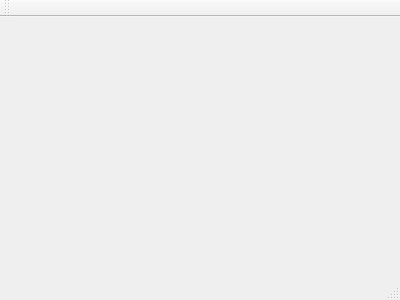
This is mainwindow.ui in jodynek/QPicView as Qt 5 draws it before an edit. The edited form follows.
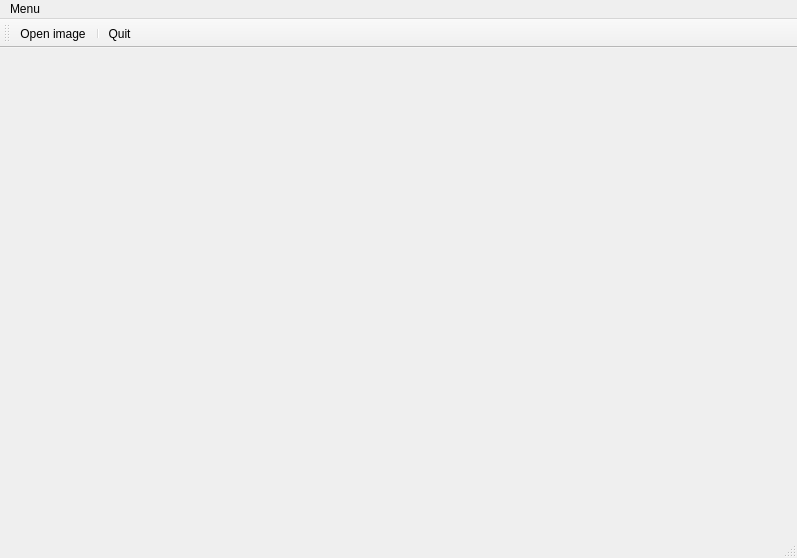
This is the edited form.

Diff of the .ui file:
```diff
--- a/mainwindow.ui
+++ b/mainwindow.ui
@@ -1,24 +1,82 @@
 <ui version="4.0">
  <class>MainWindow</class>
- <widget class="QMainWindow" name="MainWindow" >
-  <property name="geometry" >
+ <widget class="QMainWindow" name="MainWindow">
+  <property name="geometry">
    <rect>
     <x>0</x>
     <y>0</y>
-    <width>400</width>
-    <height>300</height>
+    <width>797</width>
+    <height>558</height>
    </rect>
   </property>
   <property name="windowTitle" >
    <string>MainWindow</string>
   </property>
-  <widget class="QMenuBar" name="menuBar" />
-  <widget class="QToolBar" name="mainToolBar" />
-  <widget class="QWidget" name="centralWidget" />
-  <widget class="QStatusBar" name="statusBar" />
+  <property name="layoutDirection">
+   <enum>Qt::LeftToRight</enum>
+  </property>
+  <widget class="QWidget" name="centralWidget">
+   <widget class="QWidget" name="gridLayoutWidget">
+    <property name="geometry">
+     <rect>
+      <x>9</x>
+      <y>9</y>
+      <width>781</width>
+      <height>461</height>
+     </rect>
+    </property>
+    <layout class="QGridLayout" name="gridLayout"/>
+   </widget>
+  </widget>
+  <widget class="QMenuBar" name="menuBar">
+   <property name="geometry">
+    <rect>
+     <x>0</x>
+     <y>0</y>
+     <width>797</width>
+     <height>25</height>
+    </rect>
+   </property>
+   <widget class="QMenu" name="menuMenu">
+    <property name="title">
+     <string>Menu</string>
+    </property>
+    <addaction name="actionOpen_image"/>
+    <addaction name="separator"/>
+    <addaction name="actionQuit"/>
+   </widget>
+   <addaction name="menuMenu"/>
+  </widget>
+  <widget class="QToolBar" name="mainToolBar">
+   <attribute name="toolBarArea">
+    <enum>TopToolBarArea</enum>
+   </attribute>
+   <attribute name="toolBarBreak">
+    <bool>false</bool>
+   </attribute>
+   <addaction name="actionOpen_image"/>
+   <addaction name="separator"/>
+   <addaction name="actionQuit"/>
+  </widget>
+  <widget class="QStatusBar" name="statusBar"/>
+  <action name="actionQuit">
+   <property name="text">
+    <string>Quit</string>
+   </property>
+   <property name="shortcut">
+    <string>Esc</string>
+   </property>
+  </action>
+  <action name="actionOpen_image">
+   <property name="text">
+    <string>Open image...</string>
+   </property>
+   <property name="shortcut">
+    <string>F3</string>
+   </property>
+  </action>
  </widget>
- <layoutDefault spacing="6" margin="11" />
- <pixmapfunction></pixmapfunction>
+ <layoutdefault spacing="6" margin="11"/>
  <resources/>
  <connections/>
 </ui>
```
Left out of the diff: 5 changed lines with no effect on the pictures.
